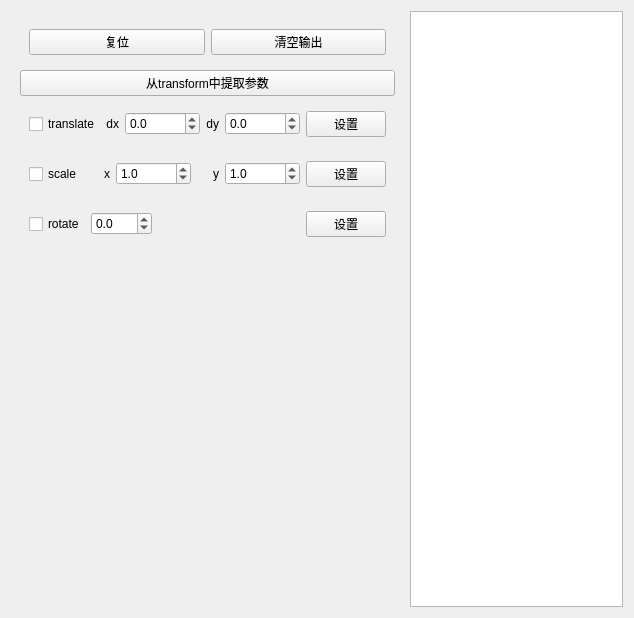
Qt form form.ui (lsyeei/qt_transform) before a commit.
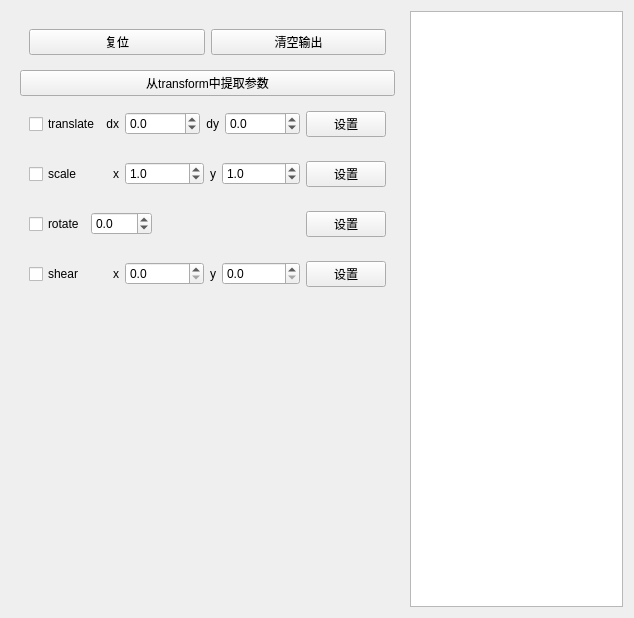
The same form after that commit. Custom widgets are drawn as their Qt base class.

```diff
--- a/form.ui
+++ b/form.ui
@@ -16,7 +16,7 @@
   <layout class="QHBoxLayout" name="horizontalLayout_4">
    <item>
     <widget class="QWidget" name="left" native="true">
-     <layout class="QVBoxLayout" name="verticalLayout" stretch="0,0,0,0,0,0">
+     <layout class="QVBoxLayout" name="verticalLayout" stretch="0,0,0,0,0,0,0">
       <item>
        <widget class="QWidget" name="widget" native="true">
         <property name="sizePolicy">
@@ -136,6 +136,12 @@
         <layout class="QHBoxLayout" name="horizontalLayout_2">
          <item>
           <widget class="QCheckBox" name="scaleCheck">
+           <property name="sizePolicy">
+            <sizepolicy hsizetype="Preferred" vsizetype="Fixed">
+             <horstretch>0</horstretch>
+             <verstretch>0</verstretch>
+            </sizepolicy>
+           </property>
            <property name="text">
             <string>scale</string>
            </property>
@@ -146,6 +152,12 @@
          </item>
          <item>
           <widget class="QLabel" name="label_3">
+           <property name="sizePolicy">
+            <sizepolicy hsizetype="Fixed" vsizetype="Preferred">
+             <horstretch>0</horstretch>
+             <verstretch>0</verstretch>
+            </sizepolicy>
+           </property>
            <property name="text">
             <string>x</string>
            </property>
@@ -172,6 +184,12 @@
          </item>
          <item>
           <widget class="QLabel" name="label_4">
+           <property name="sizePolicy">
+            <sizepolicy hsizetype="Fixed" vsizetype="Preferred">
+             <horstretch>0</horstretch>
+             <verstretch>0</verstretch>
+            </sizepolicy>
+           </property>
            <property name="text">
             <string>y</string>
            </property>
@@ -261,6 +279,87 @@
         </layout>
        </widget>
       </item>
+      <item>
+       <widget class="QWidget" name="widget_2" native="true">
+        <property name="sizePolicy">
+         <sizepolicy hsizetype="Preferred" vsizetype="Fixed">
+          <horstretch>0</horstretch>
+          <verstretch>0</verstretch>
+         </sizepolicy>
+        </property>
+        <layout class="QHBoxLayout" name="horizontalLayout_6">
+         <item>
+          <widget class="QCheckBox" name="shearCheck">
+           <property name="sizePolicy">
+            <sizepolicy hsizetype="Preferred" vsizetype="Fixed">
+             <horstretch>0</horstretch>
+             <verstretch>0</verstretch>
+            </sizepolicy>
+           </property>
+           <property name="text">
+            <string>shear</string>
+           </property>
+           <property name="checkable">
+            <bool>false</bool>
+           </property>
+          </widget>
+         </item>
+         <item>
+          <widget class="QLabel" name="label_5">
+           <property name="sizePolicy">
+            <sizepolicy hsizetype="Fixed" vsizetype="Preferred">
+             <horstretch>0</horstretch>
+             <verstretch>0</verstretch>
+            </sizepolicy>
+           </property>
+           <property name="text">
+            <string>x</string>
+           </property>
+           <property name="alignment">
+            <set>Qt::AlignRight|Qt::AlignTrailing|Qt::AlignVCenter</set>
+           </property>
+          </widget>
+         </item>
+         <item>
+          <widget class="QDoubleSpinBox" name="shearX">
+           <property name="decimals">
+            <number>1</number>
+           </property>
+          </widget>
+         </item>
+         <item>
+          <widget class="QLabel" name="label_6">
+           <property name="sizePolicy">
+            <sizepolicy hsizetype="Fixed" vsizetype="Preferred">
+             <horstretch>0</horstretch>
+             <verstretch>0</verstretch>
+            </sizepolicy>
+           </property>
+           <property name="text">
+            <string>y</string>
+           </property>
+           <property name="alignment">
+            <set>Qt::AlignRight|Qt::AlignTrailing|Qt::AlignVCenter</set>
+           </property>
+          </widget>
+         </item>
+         <item>
+          <widget class="QDoubleSpinBox" name="shearY">
+           <property name="decimals">
+            <number>1</number>
+           </property>
+          </widget>
+         </item>
+         <item>
+          <widget class="QPushButton" name="setShear">
+           <property name="text">
+            <string>设置</string>
+           </property>
+          </widget>
+         </item>
+        </layout>
+       </widget>
+      </item>
       <item>
        <widget class="DemoWidget" name="demo" native="true">
         <property name="sizePolicy">
```
Left out of the diff: 14 changed lines with no effect on the pictures.
